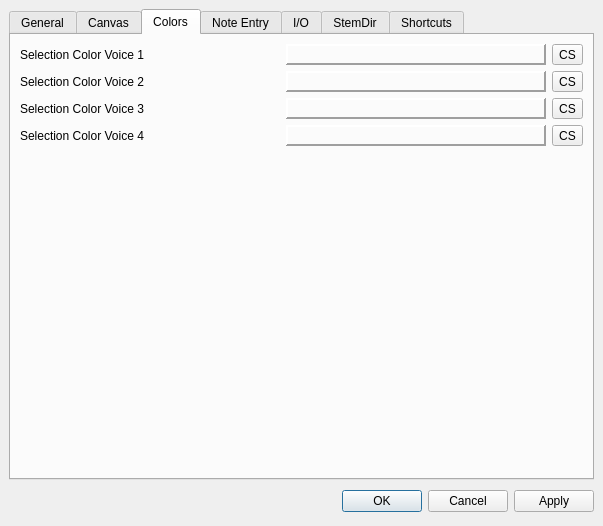
This is mscore/mscore/prefsdialog.ui in musescore/musescore-old as Qt 5 draws it before an edit. The edited form follows.
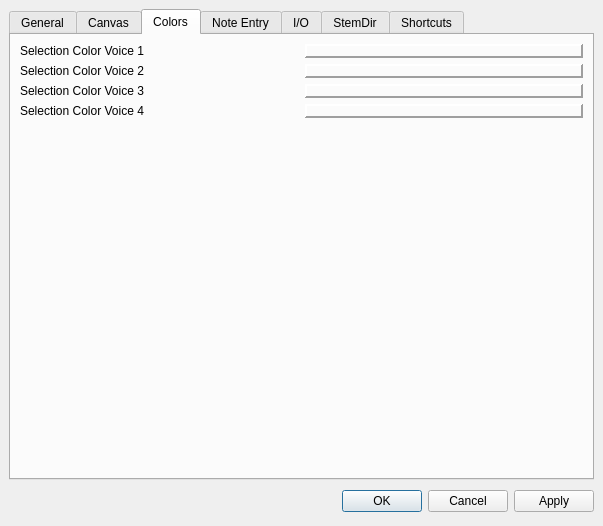
This is the edited form. The open tabs and pages were chosen to show the change. Icons and pictures are not drawn. Custom widgets are drawn as their Qt base class.

The edit to the form file:
```diff
--- a/mscore/mscore/prefsdialog.ui
+++ b/mscore/mscore/prefsdialog.ui
@@ -586,46 +586,6 @@
        <property name="verticalSpacing" >
         <number>6</number>
        </property>
-       <item row="2" column="2" >
-        <widget class="QToolButton" name="selectColorSelect3" >
-         <property name="statusTip" >
-          <string>select color</string>
-         </property>
-         <property name="text" >
-          <string>CS</string>
-         </property>
-        </widget>
-       </item>
-       <item row="3" column="2" >
-        <widget class="QToolButton" name="selectColorSelect4" >
-         <property name="statusTip" >
-          <string>select color</string>
-         </property>
-         <property name="text" >
-          <string>CS</string>
-         </property>
-        </widget>
-       </item>
-       <item row="0" column="2" >
-        <widget class="QToolButton" name="selectColorSelect1" >
-         <property name="statusTip" >
-          <string>select color</string>
-         </property>
-         <property name="text" >
-          <string>CS</string>
-         </property>
-        </widget>
-       </item>
-       <item row="1" column="2" >
-        <widget class="QToolButton" name="selectColorSelect2" >
-         <property name="statusTip" >
-          <string>select color</string>
-         </property>
-         <property name="text" >
-          <string>CS</string>
-         </property>
-        </widget>
-       </item>
        <item row="3" column="0" >
         <widget class="QLabel" name="label_5" >
          <property name="text" >
```
Left out of the diff: 29 changed lines with no effect on the pictures.
